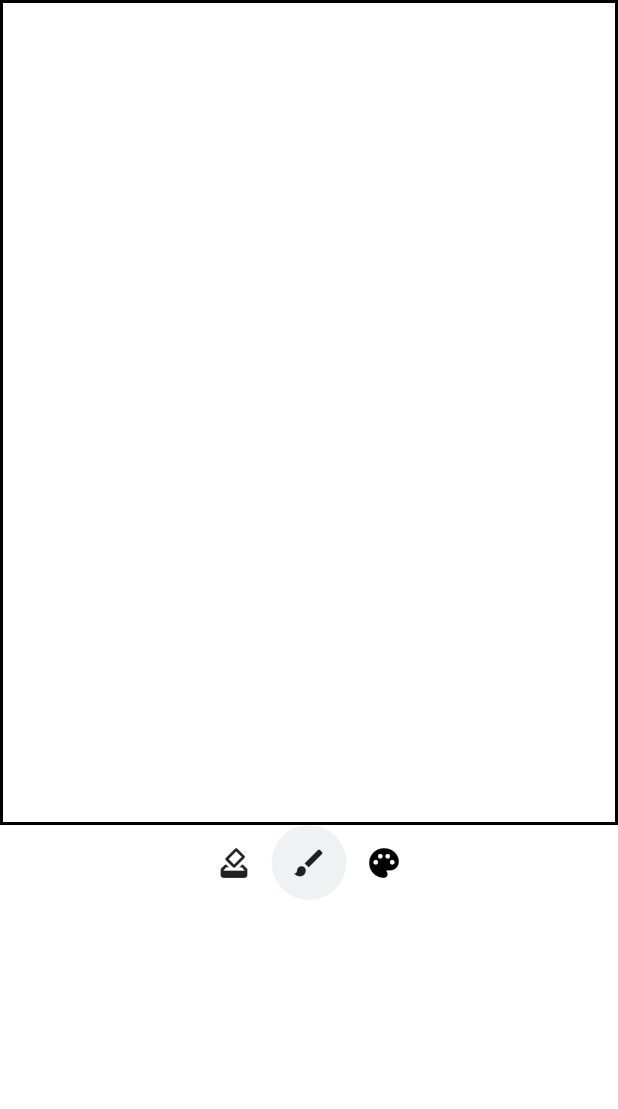
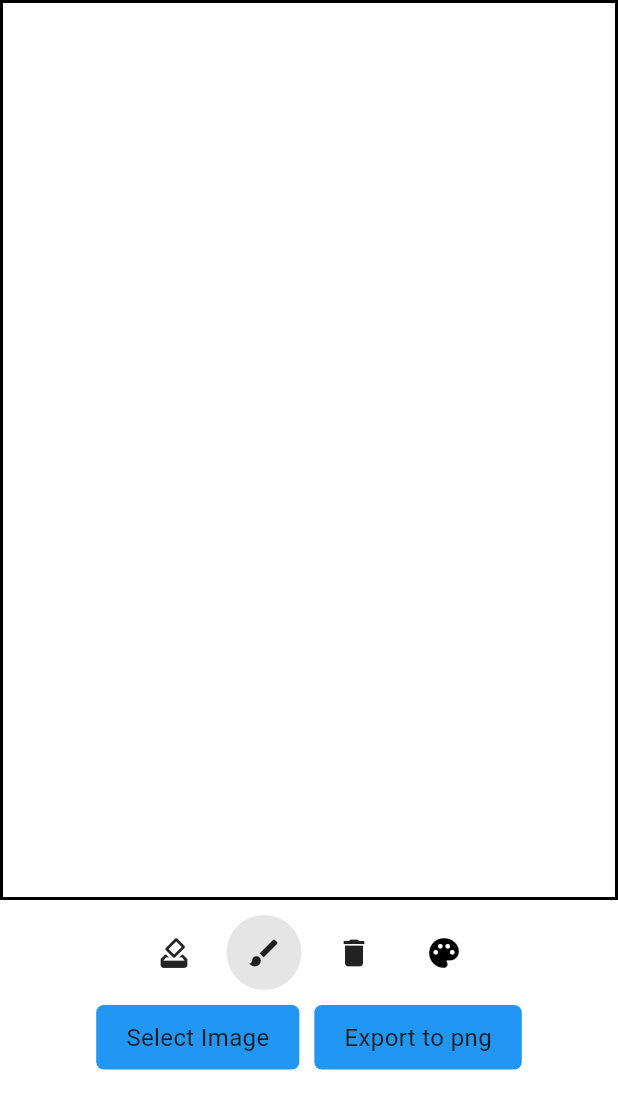
Before and after one commit to hyejeong1020/drawing_board, a Flutter app: the screen it shows after launch, on a phone screen of 412 x 824 dp. Shown: the top 1109 px of the screen. Run offline on Flutter 3.47's test engine with Material 3 defaults, Android fonts, the phone set to English and light mode, and no system bars; our stand-ins replace flutter_colorpicker, image_picker.

Commit message:
0627 ui 수정

```diff
--- a/lib/main.dart
+++ b/lib/main.dart
@@ -1,4 +1,3 @@
-import 'package:drawing_board/presentation/view/image_download_example_screen.dart';
 import 'package:drawing_board/presentation/view/drawing_board_screen.dart';
 import 'package:flutter/material.dart';
 
--- /dev/null
+++ b/lib/presentation/view/component/button_widget.dart
@@ -0,0 +1,31 @@
+import 'package:flutter/material.dart';
+
+import '../../../utils/utils.dart';
+
+Widget textBtn({required BuildContext context, required String text, required void Function() onTap}) {
+  return GestureDetector(
+    onTap: onTap,
+    child: Container(
+      decoration: BoxDecoration(
+          color: Colors.blue,
+          borderRadius: BorderRadius.circular(5)
+      ),
+      child: Padding(
+        padding: const EdgeInsets.symmetric(horizontal: 20, vertical: 10),
+        child: Text(text, style: textTheme(context).bodyMedium),
+      ),
+    ),
+  );
+}
+
+Widget iconBtn({required Icon icon, required Color? backgroundColor, required void Function() onTap}) {
+  return GestureDetector(
+    onTap: onTap,
+    child: Container(
+      decoration: BoxDecoration(shape: BoxShape.circle, color: backgroundColor),
+      width: 50,
+      height: 50,
+      child: icon,
+    ),
+  );
+}
--- a/lib/presentation/view/component/dialog_widget.dart
+++ b/lib/presentation/view/component/dialog_widget.dart
@@ -15,9 +15,9 @@ Future showDialogWidget({required BuildContext context, required String title, r
           child: TextButton(
             onPressed: () => Navigator.of(context).pop(),
             style: ButtonStyle(
-              backgroundColor: WidgetStatePropertyAll(Colors.blueGrey.withOpacity(0.1)),
+              backgroundColor: WidgetStatePropertyAll(Colors.blue),
               shape: WidgetStatePropertyAll(
-                BeveledRectangleBorder(borderRadius: BorderRadius.circular(0)),
+                BeveledRectangleBorder(borderRadius: BorderRadius.circular(5)),
               ),
             ),
             child: Text('확인', style: textTheme(context).bodyMedium),
--- a/lib/presentation/view/component/drawing_painter.dart
+++ b/lib/presentation/view/component/drawing_painter.dart
@@ -1,4 +1,3 @@
-import 'package:drawing_board/utils/utils.dart';
 import 'package:flutter/material.dart';
 import 'dart:ui' as ui;
 
@@ -14,15 +13,16 @@ class DrawingPainter extends CustomPainter {
   final List<DrawingPoint?> strokes;
   final ui.Image? backgroundImage;
   final BoxConstraints constraints;
+  final double canvasHeight;
 
-  DrawingPainter(this.backgroundImage, {super.repaint, required this.strokes, required this.constraints});
+  DrawingPainter(this.backgroundImage, {super.repaint, required this.strokes, required this.constraints, required this.canvasHeight});
 
   @override
   void paint(Canvas canvas, Size size) {
     if (backgroundImage != null) {
       final paint = Paint();
       final src = Rect.fromLTWH(0, 0, backgroundImage!.width.toDouble(), backgroundImage!.height.toDouble());
-      final dst = Rect.fromLTWH(0, 0, constraints.maxWidth, 550);
+      final dst = Rect.fromLTWH(0, 0, constraints.maxWidth, canvasHeight);
 
       canvas.drawImageRect(backgroundImage!, src, dst, paint);
     }
--- a/lib/presentation/view/drawing_board_screen.dart
+++ b/lib/presentation/view/drawing_board_screen.dart
@@ -7,6 +7,8 @@ import 'package:flutter/material.dart';
 import 'package:flutter/services.dart';
 import 'package:flutter_colorpicker/flutter_colorpicker.dart';
 import 'package:image_picker/image_picker.dart';
+
+import 'component/button_widget.dart';
 
 class DrawingBoardScreen extends StatefulWidget {
   const DrawingBoardScreen({super.key});
@@ -118,7 +120,7 @@ class _DrawingBoardScreenState extends State<DrawingBoardScreen> {
             children: [
               SizedBox(
                 width: constraints.maxWidth,
-                height: 550,
+                height: drawingViewModel.canvasHeight,
                 child: GestureDetector(
                   onPanUpdate: (details) => drawingViewModel.onPanUpdate(context: context, details: details),
                   onPanEnd: (details) => drawingViewModel.stroke.add(null),
@@ -127,109 +129,65 @@ class _DrawingBoardScreenState extends State<DrawingBoardScreen> {
                       drawingViewModel.selectedImage,
                       strokes: drawingViewModel.stroke,
                       constraints: constraints,
+                      canvasHeight: drawingViewModel.canvasHeight,
                     ),
-                    size: Size(constraints.maxWidth, 550),
+                    size: Size(constraints.maxWidth, drawingViewModel.canvasHeight),
                     child: Container(decoration: BoxDecoration(border: Border.all(width: 2, color: Colors.black)),),
                   ),
                 ),
               ),
-              Container(
-                child: Column(
+              Column(
                 children: [
+                  10.sbH,
                   Row(
                     mainAxisAlignment: MainAxisAlignment.center,
                     crossAxisAlignment: CrossAxisAlignment.center,
                     children: [
-                        GestureDetector(
+                      iconBtn(
+                        icon: Icon(Icons.how_to_vote),
+                        backgroundColor: drawingViewModel.isSelected
+                            ? drawingViewModel.selectedColor.withOpacity(0.1)
+                            : null,
                         onTap: drawingViewModel.drawingSelected,
-                          child: Container(
-                            decoration: BoxDecoration(
-                              shape: BoxShape.circle,
-                              color: drawingViewModel.isSelected
-                                  ? Colors.blueGrey.withOpacity(0.1)
-                                  : null,
                       ),
-                            child: Icon(Icons.how_to_vote),
-                            width: 50,
-                            height: 50,
+                      10.sbW,
+                      iconBtn(
+                        icon: Icon(Icons.brush),
+                        backgroundColor: drawingViewModel.isSelected
+                            ? null
+                            : drawingViewModel.selectedColor.withOpacity(0.1),
+                        onTap: () => drawingViewModel.isSelected
+                            ? drawingViewModel.drawingSelected()
+                            : _openThickness(context: context),
                       ),
-                        ),
-                        GestureDetector(
-                          onTap: () {
-                            drawingViewModel.isSelected ? drawingViewModel.drawingSelected() : _openThickness(context: context);
-                          },
-                          child: Container(
-                            decoration: BoxDecoration(
-                              shape: BoxShape.circle,
-                              color: drawingViewModel.isSelected
-                                  ? null
-                                  : Colors.blueGrey.withOpacity(0.1),
-                            ),
-                            child: Icon(Icons.brush),
-                            width: 50,
-                            height: 50,
-                          ),
-                        ),
-                        GestureDetector(
-                          onTap: () => _openColorPicker(context: context),
-                          child: Container(
-                            width: 50,
-                            height: 50,
-                            decoration: BoxDecoration(
-                              shape: BoxShape.circle,
-                            ),
-                            child: Icon(
+                      10.sbW,
+                      iconBtn(icon: Icon(Icons.delete), backgroundColor: null, onTap: drawingViewModel.clearDrawing),
+                      10.sbW,
+                      iconBtn(
+                        icon: Icon(
                           Icons.palette,
                           color: drawingViewModel.selectedColor,
                         ),
-                          ),
+                        backgroundColor: null,
+                        onTap: () => _openColorPicker(context: context),
                       ),
                     ],
                   ),
+                  10.sbH,
                   Row(
+                    mainAxisAlignment: MainAxisAlignment.center,
                     children: [
-
+                      textBtn(context: context, text: 'Select Image', onTap: () => drawingViewModel.pickImage(ImageSource.gallery)),
+                      10.sbW,
+                      textBtn(context: context, text: 'Export to png', onTap: () => drawingViewModel.saveImage(context: context, constraints: constraints))
                     ],
-                    )
+                  ),
+                  10.sbH,
+                ],
+              ),
             ],
           ),
         ),
-              // Container(
-              //   width: constraints.maxWidth,
-              //   height: 50,
-              //   decoration: BoxDecoration(borderRadius: BorderRadius.vertical(bottom: Radius.circular(15))),
-              //   child: Padding(
-              //     padding: const EdgeInsets.symmetric(horizontal: 15),
-              //     child: Row(
-              //       mainAxisAlignment: MainAxisAlignment.center,
-              //       crossAxisAlignment: CrossAxisAlignment.center,
-              //       children: [
-              //         IconButton(onPressed: () =>  drawingViewModel.saveImage(context: context, constraints: constraints), icon: Icon(Icons.save)),
-              //         IconButton(onPressed: () => drawingViewModel.pickImage(ImageSource.gallery), icon: Icon(Icons.photo_library)),
-              //         IconButton(onPressed: drawingViewModel.undo, icon: Icon(Icons.undo)),
-              //         IconButton(onPressed: drawingViewModel.clearDrawing, icon: Icon(Icons.delete)),
-              //       ],
-              //     ),
-              //   ),
-              // ),
-            ],
-          ),
-        ),
-      ),
-    );
-  }
-
-  Widget _iconBtn({required Icon icon, required Color backgroundColor, required void Function() onTap}) {
-    return GestureDetector(
-      onTap: onTap,
-      child: Container(
-        decoration: BoxDecoration(
-          shape: BoxShape.circle,
-          color: backgroundColor
-        ),
-        width: 50,
-        height: 50,
-        child: icon,
       ),
     );
   }
--- a/lib/presentation/view_model/drawing_view_model.dart
+++ b/lib/presentation/view_model/drawing_view_model.dart
@@ -1,13 +1,8 @@
 import 'dart:io';
-import 'dart:math';
 import 'dart:ui' as ui;
 
 import 'package:drawing_board/utils/utils.dart';
-import 'package:flutter/animation.dart';
-import 'package:flutter/cupertino.dart';
-import 'package:flutter/gestures.dart';
 import 'package:flutter/material.dart';
-import 'package:flutter/rendering.dart';
 import 'package:flutter/services.dart';
 import 'package:image_picker/image_picker.dart';
 import 'package:path_provider/path_provider.dart';
@@ -23,6 +18,7 @@ class DrawingViewModel extends ChangeNotifier {
   List<double> brushList = [1.0, 3.0, 5.0, 10.0, 15.0, 20.0];
   double strokeWidth = 5.0;
   bool isSelected = false;
+  double canvasHeight = 600;
 
   final ImagePicker imagePicker = ImagePicker();
   ui.Image? selectedImage;
@@ -31,7 +27,7 @@ class DrawingViewModel extends ChangeNotifier {
     RenderBox renderBox = context.findRenderObject() as RenderBox;
     Offset localPosition = renderBox.globalToLocal(details.globalPosition);
 
-    if (localPosition.dy <= 550) {
+    if (localPosition.dy <= canvasHeight) {
       stroke.add(
         DrawingPoint(
           offset: renderBox.globalToLocal(details.globalPosition),
@@ -86,7 +82,7 @@ class DrawingViewModel extends ChangeNotifier {
     if (selectedImage != null) {
       final paint = Paint();
       final src = Rect.fromLTWH(0, 0, selectedImage!.width.toDouble(), selectedImage!.height.toDouble());
-      final dst = Rect.fromLTWH(0, 0, constraints.maxWidth, constraints.maxHeight);
+      final dst = Rect.fromLTWH(0, 0, constraints.maxWidth, canvasHeight);
 
       canvas.drawImageRect(selectedImage!, src, dst, paint);
     }
@@ -103,7 +99,7 @@ class DrawingViewModel extends ChangeNotifier {
 
     final picture = pictureRecorder.endRecording();
 
-    final image = await picture.toImage(ssW(context).toInt(), ssH(context).toInt());
+    final image = await picture.toImage(ssW(context).toInt(), canvasHeight.toInt());
     final byteData = await image.toByteData(format: ui.ImageByteFormat.png);
     final buffer = byteData!.buffer.asUint8List();
 
```
Also changed, not shown: 25 other files. Lines whose indentation alone changed are shown as unchanged.
